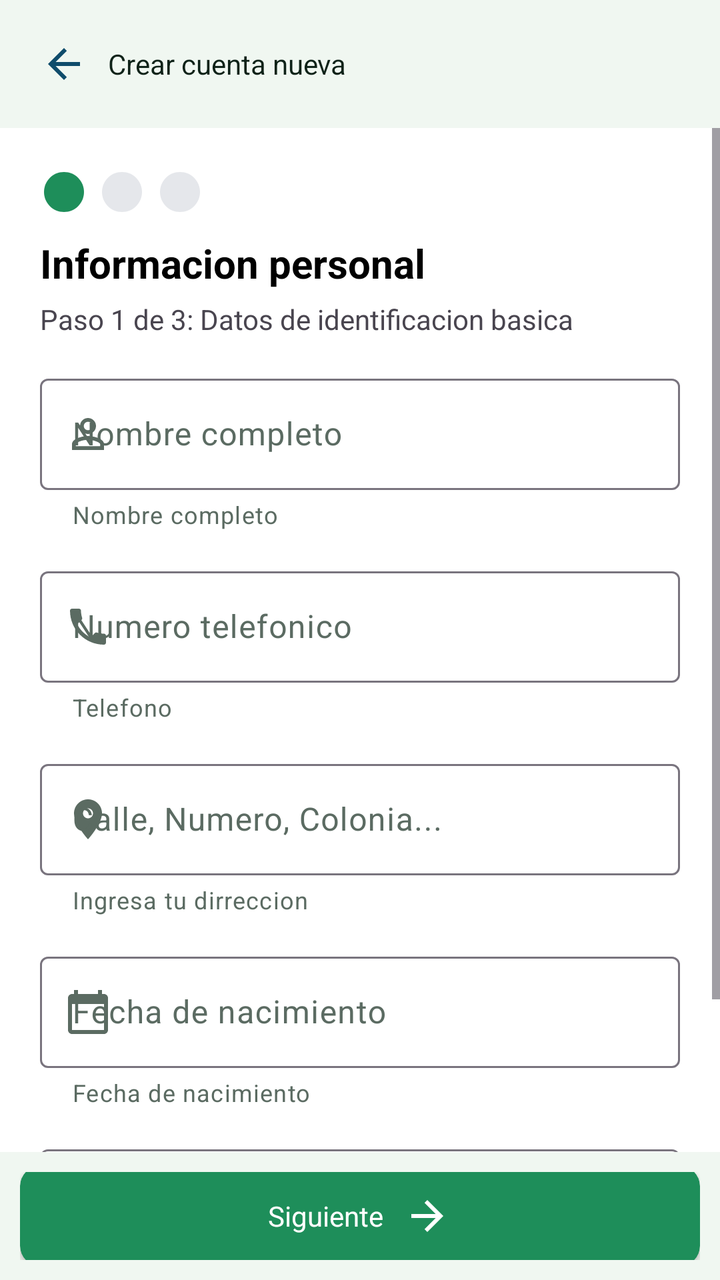
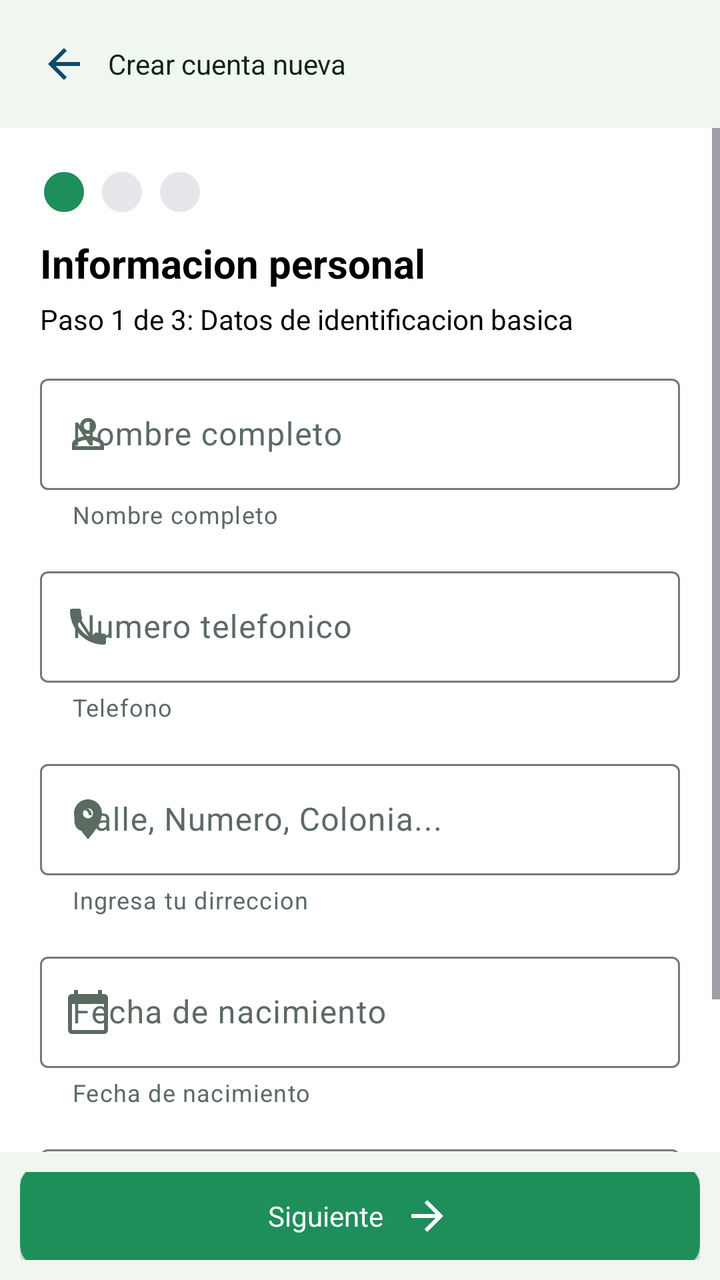

Two renders of the same Android screen: before a commit and after it. Below are the layout's source before the change and the commit's diff.
<!-- AndroidManifest.xml: application theme Theme.Citasmedicas -->
<!-- res/layout/activity_registro.xml -->
<?xml version="1.0" encoding="utf-8"?>
<androidx.constraintlayout.widget.ConstraintLayout xmlns:android="http://schemas.android.com/apk/res/android"
    xmlns:app="http://schemas.android.com/apk/res-auto"
    xmlns:tools="http://schemas.android.com/tools"
    android:id="@+id/main"
    android:layout_width="match_parent"
    android:layout_height="match_parent"
    tools:context=".ui.Registro">
        <LinearLayout
            android:layout_width="match_parent"
            android:layout_height="match_parent"
            android:background="@color/white"
            android:orientation="vertical">
            <LinearLayout
                android:layout_width="match_parent"
                android:layout_height="0dp"
                android:layout_weight="10"
                android:background="@color/background2"
                android:orientation="horizontal"
                android:gravity="center_vertical"
                android:paddingLeft="20dp">
                <ImageView
                    android:id="@+id/btn_atras"
                    android:layout_width="wrap_content"
                    android:layout_height="wrap_content"
                    android:src="@drawable/baseline_arrow_back_24"></ImageView>
                <TextView
                    android:paddingLeft="10dp"
                    android:layout_width="wrap_content"
                    android:layout_height="wrap_content"
                    android:text="@string/crear_cuenta"
                    android:textColor="@color/primary_dark"></TextView>
            </LinearLayout>
            <ViewFlipper
                android:id="@+id/viewflipper_registro"
                android:layout_width="match_parent"
                android:layout_height="0dp"
                android:layout_weight="80">
                <ScrollView
                    android:layout_width="match_parent"
                    android:layout_height="wrap_content"
                    android:fillViewport="true">
                    <LinearLayout
                        android:layout_width="match_parent"
                        android:layout_height="wrap_content"
                        android:orientation="vertical"
                        android:gravity="top"
                        android:paddingHorizontal="20dp"
                        android:paddingTop="20dp">
                        <LinearLayout
                            android:layout_width="wrap_content"
                            android:layout_height="wrap_content"
                            android:orientation="horizontal">
                            <ImageView
                                android:layout_width="wrap_content"
                                android:layout_height="wrap_content"
                                android:src="@drawable/baseline_circle_active"
                                android:paddingRight="5dp"></ImageView>
                            <ImageView
                                android:layout_width="wrap_content"
                                android:layout_height="wrap_content"
                                android:src="@drawable/baseline_circle_inactive"
                                android:paddingRight="5dp"></ImageView>
                            <ImageView
                                android:layout_width="wrap_content"
                                android:layout_height="wrap_content"
                                android:src="@drawable/baseline_circle_inactive"></ImageView>
                        </LinearLayout>
                        <TextView
                            android:paddingTop="10dp"
                            android:layout_width="wrap_content"
                            android:layout_height="wrap_content"
                            android:layout_gravity="left"
                            android:text="@string/Informacion"
                            android:textStyle="bold"
                            android:textSize="20dp"
                            android:textColor="@color/black"></TextView>
                        <TextView
                            android:paddingTop="5dp"
                            android:layout_gravity="left"
                            android:layout_width="wrap_content"
                            android:layout_height="wrap_content"
                            android:text="@string/Paso1"
                            android:paddingBottom="15dp"></TextView>
                        <com.google.android.material.textfield.TextInputLayout
                            android:id="@+id/input_nombre"
                            android:paddingBottom="15dp"
                            android:layout_gravity="left"
                            android:layout_width="match_parent"
                            android:layout_height="wrap_content"
                            android:hint="@string/nombre"
                            android:textColorHint="@color/inputs"
                            app:helperTextEnabled="true"
                            app:helperText="@string/nombre"
                            app:helperTextTextColor="@color/inputs"
                            app:endIconMode="clear_text"
                            app:endIconTint="@color/inputs"
                            app:startIconTint="@color/inputs"
                            app:startIconDrawable="@drawable/baseline_person_outline_24">
                            <com.google.android.material.textfield.TextInputEditText
                                android:id="@+id/registro_nombre"
                                android:textColor="@color/black"
                                android:layout_width="match_parent"
                                android:layout_height="match_parent"
                                android:maxLength="100"
                                android:inputType="textPersonName|textCapWords"
                                android:maxLines="1">
                            </com.google.android.material.textfield.TextInputEditText>
                        </com.google.android.material.textfield.TextInputLayout>

                        <com.google.android.material.textfield.TextInputLayout
                            android:id="@+id/input_telefono"
                            android:paddingBottom="15dp"
                            android:layout_gravity="left"
                            android:layout_width="match_parent"
                            android:layout_height="wrap_content"
                            app:prefixText="+52 "
                            app:prefixTextColor="@color/black"
                            android:hint="Numero telefonico"
                            android:textColorHint="@color/inputs"
                            app:helperTextEnabled="true"
                            app:helperText="@string/Tel"
                            app:helperTextTextColor="@color/inputs"
                            app:endIconMode="clear_text"
                            app:endIconTint="@color/inputs"
                            app:startIconTint="@color/inputs"
                            app:startIconDrawable="@drawable/baseline_phone_24">
                            <com.google.android.material.textfield.TextInputEditText
                                android:id="@+id/registro_telefono"
                                android:inputType="phone"
                                android:textColor="@color/inputs"
                                android:layout_width="match_parent"
                                android:layout_height="match_parent"
                                android:maxLength="10"
                                android:digits="0123456789"
                                android:maxLines="1">
                            </com.google.android.material.textfield.TextInputEditText>
                        </com.google.android.material.textfield.TextInputLayout>
                        <com.google.android.material.textfield.TextInputLayout
                            android:id="@+id/input_direccion"
                            android:layout_gravity="left"
                            android:paddingBottom="15dp"
                            android:layout_width="match_parent"
                            android:layout_height="wrap_content"
                            android:hint="@string/direccion_hint"
                            android:textColorHint="@color/inputs"
                            app:helperTextEnabled="true"
                            app:helperText="@string/help_direccion"
                            app:helperTextTextColor="@color/inputs"
                            app:endIconMode="clear_text"
                            app:endIconTint="@color/inputs"
                            app:startIconTint="@color/inputs"
                            app:startIconDrawable="@drawable/baseline_location_on_24">
                            <com.google.android.material.textfield.TextInputEditText
                                android:id="@+id/registro_direccion"
                                android:textColor="@color/inputs"
                                android:layout_width="match_parent"
                                android:layout_height="match_parent"
                                android:maxLength="200"
                                android:inputType="textPostalAddress|textCapWords"
                                android:maxLines="1">
                            </com.google.android.material.textfield.TextInputEditText>
                        </com.google.android.material.textfield.TextInputLayout>
                        <com.google.android.material.textfield.TextInputLayout
                            android:id="@+id/input_fecha"
                            android:paddingBottom="15dp"
                            android:layout_gravity="left"
                            android:layout_width="match_parent"
                            android:layout_height="wrap_content"
                            android:hint="@string/Fecha"
                            app:helperText="@string/Fecha"
                            app:helperTextTextColor="@color/inputs"
                            android:textColorHint="@color/inputs"
                            app:endIconDrawable="@drawable/baseline_calendar_today_24"
                            app:endIconTint="@color/inputs"
                            app:startIconTint="@color/inputs"
                            app:startIconDrawable="@drawable/baseline_calendar_today_24">
                            <com.google.android.material.textfield.TextInputEditText
                                android:focusable="false"
                                android:focusableInTouchMode="false"
                                android:id="@+id/registro_fecha"
                                android:textColor="@color/black"
                                android:inputType="text"
                                android:layout_width="match_parent"
                                android:layout_height="match_parent">
                            </com.google.android.material.textfield.TextInputEditText>
                        </com.google.android.material.textfield.TextInputLayout>
                        <com.google.android.material.textfield.TextInputLayout
                            android:id="@+id/input_sexo"
                            style="@style/Widget.Material3.TextInputLayout.OutlinedBox.ExposedDropdownMenu"
                            app:helperText="@string/Sexo"
                            app:helperTextTextColor="@color/inputs"
                            app:helperTextEnabled="true"
                            android:hint="@string/Sexo"
                            android:layout_marginBottom="15dp"
                            android:layout_width="match_parent"
                            android:layout_height="wrap_content"
                            app:startIconDrawable="@drawable/baseline_wc_24"
                            app:startIconTint="@color/inputs"
                            app:boxBackgroundColor="@color/white">
                            <AutoCompleteTextView
                                android:id="@+id/spn_sexo"
                                android:layout_width="match_parent"
                                android:layout_height="wrap_content"
                                android:inputType="none"
                                android:textColor="@color/inputs"></AutoCompleteTextView>
                        </com.google.android.material.textfield.TextInputLayout>
                    </LinearLayout>
                </ScrollView>
                <LinearLayout
                    android:layout_width="match_parent"
                    android:layout_height="match_parent"
                    android:orientation="vertical"
                    android:gravity="top"
                    android:padding="20dp">
                    <LinearLayout
                        android:layout_width="wrap_content"
                        android:layout_height="wrap_content"
                        android:orientation="horizontal">
                        <ImageView
                            android:layout_width="wrap_content"
                            android:layout_height="wrap_content"
                            android:src="@drawable/baseline_circle_inactive"
                            android:paddingRight="5dp"></ImageView>
                        <ImageView
                            android:layout_width="wrap_content"
                            android:layout_height="wrap_content"
                            android:src="@drawable/baseline_circle_active"
                            android:paddingRight="5dp"></ImageView>
                        <ImageView
                            android:layout_width="wrap_content"
                            android:layout_height="wrap_content"
                            android:src="@drawable/baseline_circle_inactive"></ImageView>
                    </LinearLayout>
                    <TextView
                        android:paddingTop="10dp"
                        android:layout_width="wrap_content"
                        android:layout_height="wrap_content"
                        android:layout_gravity="left"
                        android:text="@string/Informacion2"
                        android:textStyle="bold"
                        android:textSize="20dp"
                        android:textColor="@color/black"></TextView>
                    <TextView
                        android:paddingTop="5dp"
                        android:layout_gravity="left"
                        android:layout_width="wrap_content"
                        android:layout_height="wrap_content"
                        android:text="@string/Paso2"
                        android:paddingBottom="15dp"></TextView>
                    <com.google.android.material.textfield.TextInputLayout
                        android:id="@+id/input_correo"
                        android:paddingBottom="15dp"
                        android:layout_gravity="start"
                        android:layout_width="match_parent"
                        android:layout_height="wrap_content"
                        android:hint="@string/correo"
                        android:textColorHint="@color/inputs"
                        app:helperTextEnabled="true"
                        app:helperText="@string/help_correo"
                        app:helperTextTextColor="@color/inputs"
                        app:endIconTint="@color/inputs"
                        app:startIconTint="@color/inputs"
                        app:endIconMode="clear_text"
                        app:startIconDrawable="@drawable/baseline_email_24">
                        <com.google.android.material.textfield.TextInputEditText
                            android:textColor="@color/inputs"
                            android:id="@+id/registro_correo"
                            android:layout_width="match_parent"
                            android:layout_height="match_parent"
                            android:inputType="textEmailAddress"
                            android:maxLength="100"
                            android:maxLines="1">
                        </com.google.android.material.textfield.TextInputEditText>
                    </com.google.android.material.textfield.TextInputLayout>
                    <com.google.android.material.textfield.TextInputLayout
                        android:id="@+id/input_contra"
                        android:paddingBottom="15dp"
                        android:layout_gravity="left"
                        android:layout_width="match_parent"
                        android:layout_height="wrap_content"
                        android:textColorHint="@color/inputs"
                        android:hint="@string/Contra"
                        app:helperTextEnabled="true"
                        app:helperText="@string/help_contra"
                        app:helperTextTextColor="@color/inputs"
                        app:endIconMode="password_toggle"
                        app:endIconTint="@color/inputs"
                        app:startIconTint="@color/inputs"
                        app:startIconDrawable="@drawable/baseline_lock_24">
                        <com.google.android.material.textfield.TextInputEditText
                            android:id="@+id/registro_contra"
                            android:textColor="@color/inputs"
                            android:inputType="textPassword"
                            android:layout_width="match_parent"
                            android:layout_height="match_parent"
                            android:maxLength="80"
                            android:maxLines="1">
                        </com.google.android.material.textfield.TextInputEditText>
                    </com.google.android.material.textfield.TextInputLayout>
                    <com.google.android.material.textfield.TextInputLayout
                        android:id="@+id/input_confirmarcontra"
                        android:paddingBottom="15dp"
                        android:layout_gravity="left"
                        android:layout_width="match_parent"
                        android:layout_height="wrap_content"
                        android:hint="@string/Contra2"
                        android:textColorHint="@color/inputs"
                        app:helperTextEnabled="true"
                        app:helperText="@string/help_contra2"
                        app:helperTextTextColor="@color/inputs"
                        app:endIconMode="password_toggle"
                        app:endIconTint="@color/inputs"
                        app:startIconTint="@color/inputs"
                        app:startIconDrawable="@drawable/baseline_lock_24">
                        <com.google.android.material.textfield.TextInputEditText
                            android:id="@+id/registro_verificarcontra"
                            android:textColor="@color/inputs"
                            android:inputType="textPassword"
                            android:layout_width="match_parent"
                            android:layout_height="match_parent"
                            android:maxLength="80"
                            android:maxLines="1">
                        </com.google.android.material.textfield.TextInputEditText>
                    </com.google.android.material.textfield.TextInputLayout>
                </LinearLayout>
                <LinearLayout
                    android:layout_width="match_parent"
                    android:layout_height="match_parent"
                    android:orientation="vertical"
                    android:gravity="top"
                    android:padding="20dp">
                    <LinearLayout
                        android:layout_width="wrap_content"
                        android:layout_height="wrap_content"
                        android:orientation="horizontal">
                        <ImageView
                            android:layout_width="wrap_content"
                            android:layout_height="wrap_content"
                            android:src="@drawable/baseline_circle_inactive"
                            android:paddingRight="5dp"></ImageView>
                        <ImageView
                            android:layout_width="wrap_content"
                            android:layout_height="wrap_content"
                            android:src="@drawable/baseline_circle_inactive"
                            android:paddingRight="5dp"></ImageView>
                        <ImageView
                            android:layout_width="wrap_content"
                            android:layout_height="wrap_content"
                            android:src="@drawable/baseline_circle_active"></ImageView>
                    </LinearLayout>
                    <TextView
                        android:paddingTop="10dp"
                        android:layout_width="wrap_content"
                        android:layout_height="wrap_content"
                        android:layout_gravity="left"
                        android:text="@string/Informacion3"
                        android:textStyle="bold"
                        android:textSize="20dp"
                        android:textColor="@color/black"></TextView>
                    <TextView
                        android:paddingTop="5dp"
                        android:layout_gravity="left"
                        android:layout_width="wrap_content"
                        android:layout_height="wrap_content"
                        android:text="@string/Paso3"
                        android:paddingBottom="15dp"></TextView>
                    <com.google.android.material.textfield.TextInputLayout
                        android:id="@+id/input_curp"
                        android:paddingBottom="15dp"
                        android:layout_gravity="left"
                        android:layout_width="match_parent"
                        android:layout_height="wrap_content"
                        android:textColorHint="@color/inputs"
                        android:hint="@string/curp"
                        app:helperTextEnabled="true"
                        app:helperText="@string/help_curp"
                        app:helperTextTextColor="@color/inputs"
                        app:endIconMode="clear_text"
                        app:endIconTint="@color/inputs"
                        app:startIconTint="@color/inputs"
                        app:startIconDrawable="@drawable/baseline_badge_24">
                        <com.google.android.material.textfield.TextInputEditText
                            android:id="@+id/registro_curp"
                            android:inputType="textCapCharacters"
                            android:textColor="@color/inputs"
                            android:layout_width="match_parent"
                            android:layout_height="match_parent"
                            android:digits="ABCDEFGHIJKLMNOPQRSTUVWXYZ0123456789"
                            android:maxLength="18"
                            android:maxLines="1">
                        </com.google.android.material.textfield.TextInputEditText>
                    </com.google.android.material.textfield.TextInputLayout>
                    <com.google.android.material.textfield.TextInputLayout
                        android:id="@+id/input_nss"
                        android:paddingBottom="15dp"
                        android:layout_gravity="left"
                        android:layout_width="match_parent"
                        android:layout_height="wrap_content"
                        android:textColorHint="@color/inputs"
                        android:hint="@string/NSS"
                        app:helperTextEnabled="true"
                        app:helperText="@string/help_NSS"
                        app:helperTextTextColor="@color/inputs"
                        app:endIconMode="clear_text"
                        app:endIconTint="@color/inputs"
                        app:startIconTint="@color/inputs"
                        app:startIconDrawable="@drawable/baseline_medical_information_24">
                        <com.google.android.material.textfield.TextInputEditText
                            android:id="@+id/registro_nss"
                            android:inputType="number"
                            android:textColor="@color/inputs"
                            android:layout_width="match_parent"
                            android:layout_height="match_parent"
                            android:maxLength="11"
                            android:digits="0123456789"
                            android:maxLines="1">
                        </com.google.android.material.textfield.TextInputEditText>
                    </com.google.android.material.textfield.TextInputLayout>
                </LinearLayout>
            </ViewFlipper>
            <LinearLayout
                android:layout_width="match_parent"
                android:layout_height="0dp"
                android:layout_weight="10"
                android:background="@color/background2"
                android:gravity="center"
                android:padding="10dp">
                <androidx.cardview.widget.CardView
                    android:id="@+id/btn_siguiente"
                    android:focusable="true"
                    android:clickable="true"
                    android:layout_width="match_parent"
                    android:layout_height="50dp"
                    app:cardBackgroundColor="@color/primary"
                    app:cardCornerRadius="10dp">
                    <LinearLayout
                        android:layout_width="match_parent"
                        android:layout_height="match_parent"
                        android:orientation="horizontal"
                        android:gravity="center">
                        <TextView
                            android:id="@+id/txt_boton"
                            android:layout_width="wrap_content"
                            android:layout_height="wrap_content"
                            android:text="@string/siguiente"
                            android:textColor="@color/white"></TextView>
                        <ImageView
                            android:paddingLeft="10dp"
                            android:layout_width="wrap_content"
                            android:layout_height="wrap_content"
                            android:src="@drawable/baseline_arrow_forward_24"></ImageView>
                    </LinearLayout>
                </androidx.cardview.widget.CardView>
            </LinearLayout>
        </LinearLayout>
</androidx.constraintlayout.widget.ConstraintLayout>
<!-- resources referenced by this layout -->
<resources>
  <color name="background2">#F0F7F1</color>
  <color name="black">#FF000000</color>
  <color name="inputs">#5B6B62</color>
  <color name="primary">#1E8E5A</color>
  <color name="primary_dark">#0E2218</color>
  <color name="white">#FFFFFFFF</color>
  <!-- drawable baseline_arrow_back_24 (drawable) -->
  <vector xmlns:android="http://schemas.android.com/apk/res/android" android:autoMirrored="true" android:height="24dp" android:tint="#0F4C6B" android:viewportHeight="24" android:viewportWidth="24" android:width="24dp">
        
      <path android:fillColor="@android:color/white" android:pathData="M20,11H7.83l5.59,-5.59L12,4l-8,8 8,8 1.41,-1.41L7.83,13H20v-2z"/>
      
  </vector>
  <!-- drawable baseline_arrow_forward_24 (drawable) -->
  <vector xmlns:android="http://schemas.android.com/apk/res/android" android:autoMirrored="true" android:height="24dp" android:tint="#FFFFFF" android:viewportHeight="24" android:viewportWidth="24" android:width="24dp">
        
      <path android:fillColor="@android:color/white" android:pathData="M12,4l-1.41,1.41L16.17,11H4v2h12.17l-5.58,5.59L12,20l8,-8z"/>
      
  </vector>
  <!-- drawable baseline_circle_active (drawable) -->
  <vector xmlns:android="http://schemas.android.com/apk/res/android" android:height="24dp" android:tint="#1E8E5A" android:viewportHeight="24" android:viewportWidth="24" android:width="24dp">
        
      <path android:fillColor="@android:color/white" android:pathData="M12,2C6.47,2 2,6.47 2,12s4.47,10 10,10 10,-4.47 10,-10S17.53,2 12,2z"/>
      
  </vector>
  <!-- drawable baseline_circle_inactive (drawable) -->
  <vector xmlns:android="http://schemas.android.com/apk/res/android" android:height="24dp" android:tint="#E5E7EB" android:viewportHeight="24" android:viewportWidth="24" android:width="24dp">
        
      <path android:fillColor="@android:color/white" android:pathData="M12,2C6.47,2 2,6.47 2,12s4.47,10 10,10 10,-4.47 10,-10S17.53,2 12,2z"/>
      
  </vector>
  <!-- drawable baseline_email_24 (drawable) -->
  <vector xmlns:android="http://schemas.android.com/apk/res/android" android:height="24dp" android:tint="#000000" android:viewportHeight="24" android:viewportWidth="24" android:width="24dp">
        
      <path android:fillColor="@android:color/white" android:pathData="M20,4L4,4c-1.1,0 -1.99,0.9 -1.99,2L2,18c0,1.1 0.9,2 2,2h16c1.1,0 2,-0.9 2,-2L22,6c0,-1.1 -0.9,-2 -2,-2zM20,8l-8,5 -8,-5L4,6l8,5 8,-5v2z"/>
      
  </vector>
  <string name="Contra">Contraseña</string>
  <string name="Contra2">Confirmar contraseña</string>
  <string name="Fecha">Fecha de nacimiento</string>
  <string name="Informacion">Informacion personal</string>
  <string name="Informacion2">Credenciales</string>
  <string name="Informacion3">Identificacion</string>
  <string name="NSS">NSS (opcional)</string>
  <string name="Paso1">Paso 1 de 3: Datos de identificacion basica</string>
  <string name="Paso2">Paso 2 de 3: Credenciales de acceso</string>
  <string name="Paso3">Paso 3 de 3: Identificacion y confirmacion</string>
  <string name="Sexo">Sexo</string>
  <string name="Tel">Telefono</string>
  <string name="correo">Correo electronico</string>
  <string name="crear_cuenta">Crear cuenta nueva</string>
  <string name="curp">Curp</string>
  <string name="direccion_hint">Calle, Numero, Colonia...</string>
  <string name="help_NSS">Ingresa tu NSS (opcional)</string>
  <string name="help_contra">Ingresa tu contraseña</string>
  <string name="help_contra2">Ingresa nuevamente tu contraseña</string>
  <string name="help_correo">Ingresa tu correo electronico</string>
  <string name="help_curp">18 caracteres: 4 letras, 6 números (AAMMDD), H/M, 5 letras de estado y 2 dígitos finales</string>
  <string name="help_direccion">Ingresa tu dirreccion</string>
  <string name="nombre">Nombre completo</string>
  <string name="siguiente">Siguiente</string>
  <style name="Theme.Citasmedicas" parent="Base.Theme.Citasmedicas" />
  <color name="accent">#72D350</color>
  <!-- unchanged entries left out for length: 9 -->
</resources>

<!-- the commit's change to res/layout/activity_registro.xml (unified diff, before → after) -->
@@ -81,7 +81,8 @@
                             android:layout_width="wrap_content"
                             android:layout_height="wrap_content"
                             android:text="@string/Paso1"
-                            android:paddingBottom="15dp"></TextView>
+                            android:paddingBottom="15dp"
+                            android:textColor="@color/black"></TextView>
                         <com.google.android.material.textfield.TextInputLayout
                             android:id="@+id/input_nombre"
                             android:paddingBottom="15dp"
@@ -192,6 +193,7 @@
                             app:helperTextTextColor="@color/inputs"
                             app:helperTextEnabled="true"
                             android:hint="@string/Sexo"
+                            android:textColorHint="@color/inputs"
                             android:layout_marginBottom="15dp"
                             android:layout_width="match_parent"
                             android:layout_height="wrap_content"
@@ -247,7 +249,8 @@
                         android:layout_width="wrap_content"
                         android:layout_height="wrap_content"
                         android:text="@string/Paso2"
-                        android:paddingBottom="15dp"></TextView>
+                        android:paddingBottom="15dp"
+                        android:textColor="@color/black"></TextView>
                     <com.google.android.material.textfield.TextInputLayout
                         android:id="@+id/input_correo"
                         android:paddingBottom="15dp"
@@ -364,7 +367,8 @@
                         android:layout_width="wrap_content"
                         android:layout_height="wrap_content"
                         android:text="@string/Paso3"
-                        android:paddingBottom="15dp"></TextView>
+                        android:paddingBottom="15dp"
+                        android:textColor="@color/black"></TextView>
                     <com.google.android.material.textfield.TextInputLayout
                         android:id="@+id/input_curp"
                         android:paddingBottom="15dp"
